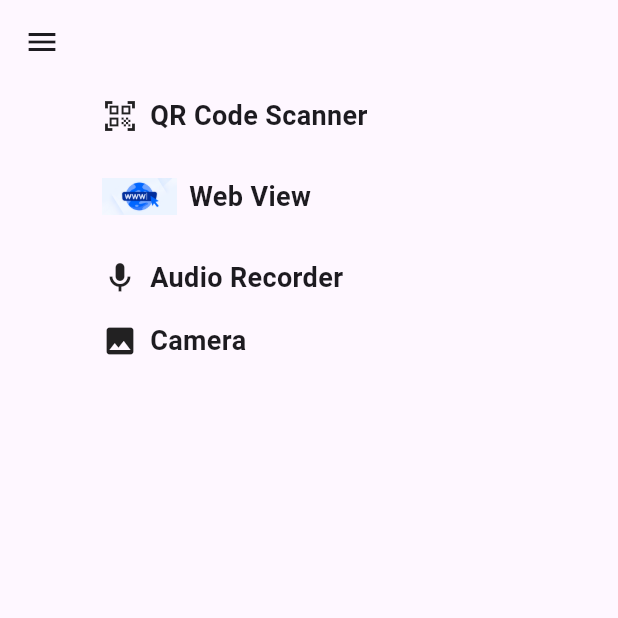
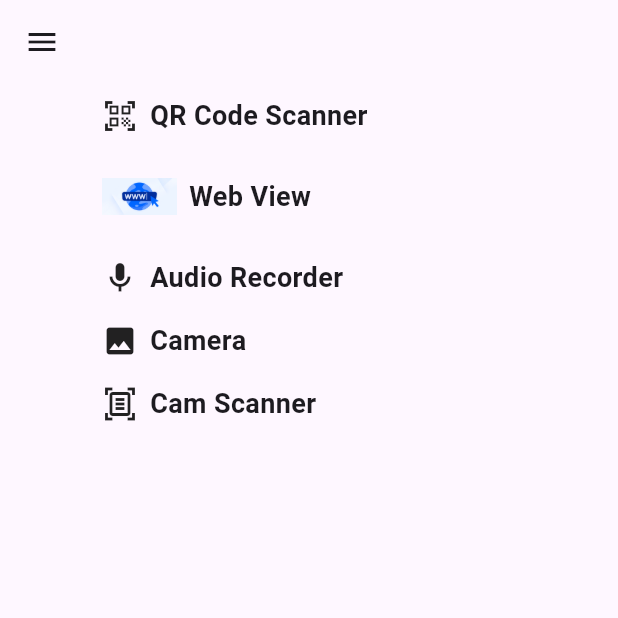
Before and after one commit to inayasaqib/class, a Flutter app: the Home screen opened directly, on a phone screen of 412 x 824 dp, the top half of it. Run offline on Flutter 3.47's test engine with Material 3 defaults, Android fonts, the phone set to English and light mode, and no system bars; our stand-ins replace camera, firebase_auth, firebase_core, gap, image_gallery_saver, image_picker and 3 more; missing offline and left inert: external_path, flutter_sound, qr_code_scanner; accounts and stored records are empty; statements that could not run were skipped.

Commit message:
Unitool message

```diff
--- a/lib/Views/home.dart
+++ b/lib/Views/home.dart
@@ -1,6 +1,7 @@
 import 'package:flutter/material.dart';
 import 'package:provider/provider.dart';
 import 'package:unitool/Provider/provider.dart';
+import 'package:unitool/Views/Cam%20Scanner/main.page.dart';
 import 'package:unitool/Views/QR%20Code%20Scanner/qr_code_scanner.dart';
 import 'package:unitool/Views/WebView/mywebview.dart';
 import 'package:unitool/Views/audio%20recorder/audio.dart';
@@ -88,16 +89,20 @@ class _HomeState extends State<Home> {
               ),
               InkWell(
                   onTap: () {
-                    Navigator.push(
-                        context,
-                        MaterialPageRoute(
-                            builder: (context) =>  WebView()));
+                    Navigator.push(context,
+                        MaterialPageRoute(builder: (context) => WebView()));
                   },
                   child: Container(
                     padding: const EdgeInsets.all(8),
                     child: const Row(
                       children: [
-                        Image(image: AssetImage("images/web.png",), width: 50, height: 50,),
+                        Image(
+                          image: AssetImage(
+                            "images/web.png",
+                          ),
+                          width: 50,
+                          height: 50,
+                        ),
                         SizedBox(width: 8),
                         Text(
                           'Web View',
@@ -140,10 +145,9 @@ class _HomeState extends State<Home> {
                   ),
                 ),
               ),
-
             ],
           ),
-           Row(
+          Row(
             children: [
               const SizedBox(
                 width: 60,
@@ -175,6 +179,39 @@ class _HomeState extends State<Home> {
                   )),
             ],
           ),
+          Row(
+            crossAxisAlignment: CrossAxisAlignment.start,
+            children: [
+              const SizedBox(
+                width: 60,
+              ),
+              InkWell(
+                  onTap: () {
+                    Navigator.push(
+                        context,
+                        MaterialPageRoute(
+                            builder: (context) => const MainPage()));
+                  },
+                  child: Container(
+                    padding: const EdgeInsets.all(8),
+                    child: const Row(
+                      children: [
+                        Icon(
+                          Icons.document_scanner_outlined,
+                        ),
+                        SizedBox(width: 8),
+                        Text(
+                          'Cam Scanner',
+                          style: TextStyle(
+                            fontSize: 18,
+                            fontWeight: FontWeight.bold,
+                          ),
+                        ),
+                      ],
+                    ),
+                  )),
+            ],
+          ),
         ],
       ),
     );
--- a/pubspec.yaml
+++ b/pubspec.yaml
@@ -51,6 +51,8 @@ dependencies:
   pdf: ^3.11.0
   external_path: ^1.0.3
   gap: ^3.0.1
+  image_gallery_saver: ^2.0.3
+  android_intent_plus: ^5.0.2
 
 dev_dependencies:
   flutter_test:
```
Also changed, not shown: lib/Views/Cam Scanner/main.page.dart (+59 -2 lines), lib/Views/Cam Scanner/selected.images.dart (+47 -5 lines), pubspec.lock, 2 other files.
